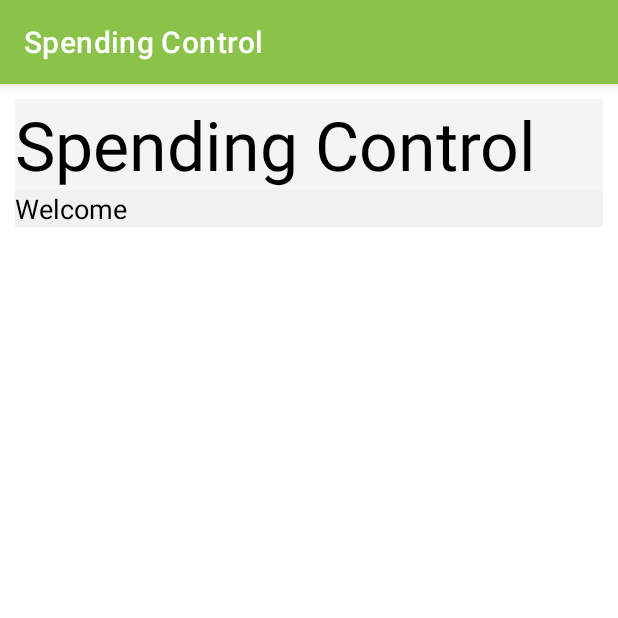
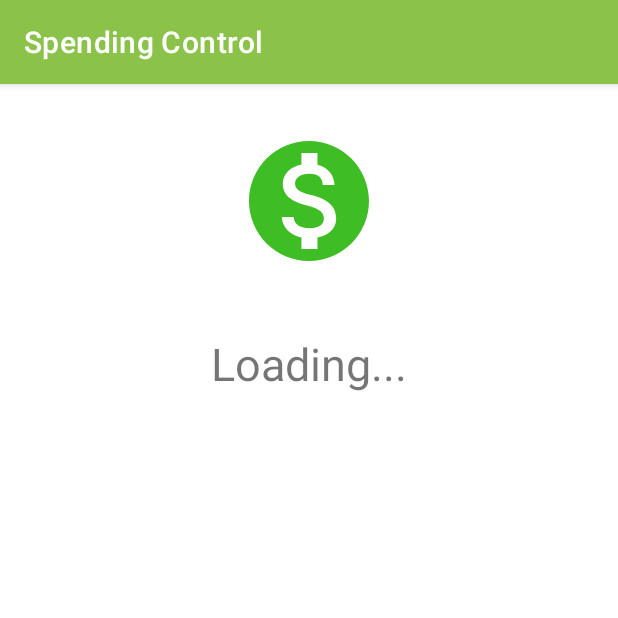
Before and after one commit to GlaucioOliveira/spendingcontrol, an Android app: the WelcomeActivity screen opened directly, with no data from a screen before it, on a phone screen of 412 x 824 dp, the top half of it. Run offline under Robolectric (Android 15) with nearby library versions, the phone set to English and light mode, and no system bars; our stand-ins replace Firebase (no records; nobody signed in at launch, a user with empty details on screens opened directly); 1 statement that could not run was skipped.

Commit message:
more changes

```diff
--- a/app/build.gradle
+++ b/app/build.gradle
@@ -48,8 +48,8 @@ dependencies {
     implementation 'com.google.firebase:firebase-database:19.5.1'
     implementation 'com.github.PhilJay:MPAndroidChart:v3.1.0'
     implementation 'com.github.loregr:LGSnackbar:1.0.2'
-
     implementation 'com.onesignal:OneSignal:[4.0.0, 4.99.99]'
+    implementation 'com.github.airbnb:lottie-android:v3.4.2'
 }
 
-apply plugin: 'com.google.gms.google-services'  // Google Play services Gradle plugin
+apply plugin: 'com.google.gms.google-services'  //Google Play services Gradle plugin
--- a/app/src/main/java/com/goliveira/spendingcontrol/ui/auth/SignUpActivity.java
+++ b/app/src/main/java/com/goliveira/spendingcontrol/ui/auth/SignUpActivity.java
@@ -74,6 +74,11 @@ public class SignUpActivity extends AppCompatActivity {
 
         if (signUpEmailTextInput.getText().toString().contentEquals("")) {
             ToastError("Email can't be empty");
+            return false;
+        }
+
+        if (android.util.Patterns.EMAIL_ADDRESS.matcher(signUpEmailTextInput.getText().toString()).matches() == false) {
+            ToastError("The Email typed is invalid!");
             return false;
         }
 
--- a/app/src/main/java/com/goliveira/spendingcontrol/ui/auth/WelcomeActivity.java
+++ b/app/src/main/java/com/goliveira/spendingcontrol/ui/auth/WelcomeActivity.java
@@ -32,12 +32,6 @@ public class WelcomeActivity extends AppCompatActivity {
 
         mAuth = FirebaseAuth.getInstance();
 
-        signUpButton = findViewById(R.id.welcomeSignUpButton);
-        signInButton = findViewById(R.id.welcomeSignInButton);
-
-        signInButton.setVisibility(INVISIBLE);
-        signUpButton.setVisibility(INVISIBLE);
-
         if (mAuth.getCurrentUser() != null) {
             mAuth.getCurrentUser().reload().addOnSuccessListener(new OnSuccessListener<Void>() {
                 @Override
@@ -52,26 +46,10 @@ public class WelcomeActivity extends AppCompatActivity {
                 }
             });
         } else {
-            signInButton.setVisibility(VISIBLE);
-            signUpButton.setVisibility(VISIBLE);
-            Log.d("AUTH-FIREBASE", "user not available");
+            Intent SignInActivity = new Intent(WelcomeActivity.this, SignInActivity.class);
+            startActivity(SignInActivity);
+            WelcomeActivity.this.finish();
         }
-
-        signUpButton.setOnClickListener(new View.OnClickListener() {
-            @Override
-            public void onClick(View view) {
-                Intent signUpIntent = new Intent(WelcomeActivity.this, SignUpActivity.class);
-                startActivity(signUpIntent);
-            }
-        });
-
-        signInButton.setOnClickListener(new View.OnClickListener() {
-            @Override
-            public void onClick(View view) {
-                Intent signInIntent = new Intent(WelcomeActivity.this, SignInActivity.class);
-                startActivityForResult(signInIntent, REQUEST_EXIT);
-            }
-        });
     }
 
 
@@ -84,5 +62,4 @@ public class WelcomeActivity extends AppCompatActivity {
             }
         }
     }
-
 }
--- a/app/src/main/res/layout/activity_welcome.xml
+++ b/app/src/main/res/layout/activity_welcome.xml
@@ -5,49 +5,23 @@
     android:layout_height="match_parent"
     android:layout_margin="10dp"
     android:orientation="vertical"
+    xmlns:app="http://schemas.android.com/apk/res-auto"
     tools:context=".ui.auth.WelcomeActivity">
 
-    <TextView
-        android:id="@+id/Title"
+    <ImageView
+        android:id="@+id/imageViewWelcome"
         android:layout_width="match_parent"
-        android:layout_height="wrap_content"
-        android:background="#F4F4F4"
-        android:text="@string/app_name"
-        android:textAppearance="@style/TextAppearance.AppCompat.Display2"
-        android:textColor="@android:color/black" />
+        android:layout_height="116dp"
+        android:paddingTop="20dp"
+        app:srcCompat="@drawable/ic_baseline_monetization_on_24" />
 
     <TextView
-        android:id="@+id/signUpPageTitle"
+        android:id="@+id/textViewWelcome"
         android:layout_width="match_parent"
-        android:layout_height="wrap_content"
-        android:background="#F1F1F1"
-        android:text="@string/welcome"
-        android:textAppearance="@style/TextAppearance.AppCompat.Medium"
-        android:textColor="@android:color/black" />
-
-    <RelativeLayout
-        android:layout_width="match_parent"
-        android:layout_height="match_parent">
-
-
-        <Button
-            android:id="@+id/welcomeSignInButton"
-            android:layout_width="wrap_content"
-            android:layout_height="wrap_content"
-            android:layout_centerInParent="true"
-            android:layout_centerVertical="false"
-            android:text="@string/sign_in" />
-
-        <Button
-            android:id="@+id/welcomeSignUpButton"
-            android:layout_width="wrap_content"
-            android:layout_height="wrap_content"
-            android:layout_below="@id/welcomeSignInButton"
-            android:layout_centerInParent="true"
-            android:text="@string/sign_up"
-            android:layout_marginTop="12dp"
-            />
-
-    </RelativeLayout>
+        android:layout_height="103dp"
+        android:paddingTop="40dp"
+        android:text="Loading..."
+        android:textAlignment="center"
+        android:textSize="30sp" />
 
 </LinearLayout>
--- a/app/src/main/res/layout/fragment_home.xml
+++ b/app/src/main/res/layout/fragment_home.xml
@@ -168,7 +168,7 @@
                 <com.github.mikephil.charting.charts.PieChart
                     android:id="@+id/pieChartHome"
                     android:layout_width="match_parent"
-                    android:layout_height="280dp">
+                    android:layout_height="280dp" android:contentDescription="">
 
                 </com.github.mikephil.charting.charts.PieChart>
 
--- a/app/src/main/res/layout/fragment_notifications.xml
+++ b/app/src/main/res/layout/fragment_notifications.xml
@@ -31,7 +31,8 @@
             android:layout_width="wrap_content"
             android:layout_height="wrap_content"
             android:layout_marginTop="20dp"
-            android:text="Receive Buddy Expenditure Notification" />
+            android:text="Receive Buddy Expenditure Notification"
+            android:visibility="invisible" />
 
         <LinearLayout
             android:layout_width="match_parent"
```
Also changed, not shown: app/src/main/AndroidManifest.xml (+6 -5 lines), app/src/main/java/com/goliveira/spendingcontrol/ui/auth/SignInActivity.java (+9 -5 lines), app/src/main/java/com/goliveira/spendingcontrol/ui/home/HomeViewModel.java (+6 -1 lines), app/src/main/java/com/goliveira/spendingcontrol/ui/notifications/NotificationsFragment.java (+28 -9 lines), app/src/main/res/layout/activity_sign_in.xml (+8 -6 lines), 1 other file.
